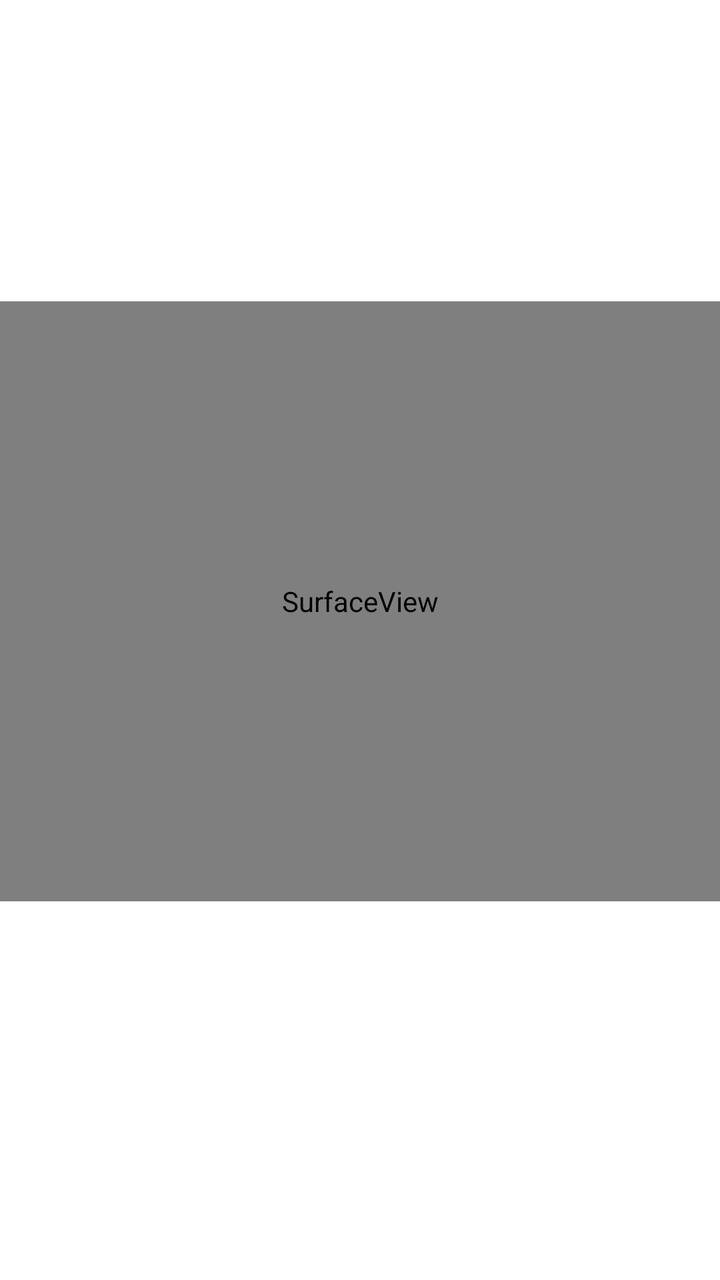
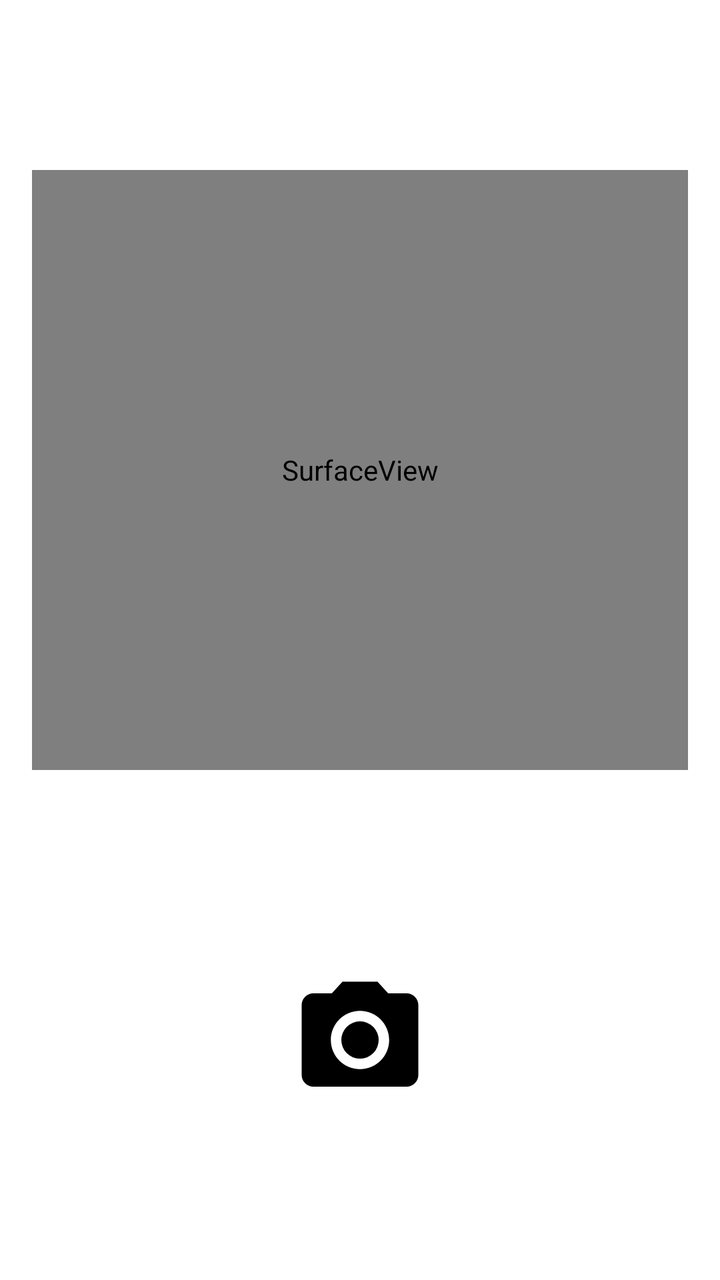

An Android layout rendered at two revisions. The XML below is the earlier revision; the diff shows what the commit changed to produce the second picture.
<!-- AndroidManifest.xml: application theme Theme.SmartCart.Light -->
<!-- res/layout/barcode_scanner.xml -->
<?xml version="1.0" encoding="utf-8"?>
<androidx.constraintlayout.widget.ConstraintLayout xmlns:android="http://schemas.android.com/apk/res/android"
    xmlns:app="http://schemas.android.com/apk/res-auto"
    xmlns:tools="http://schemas.android.com/tools"
    android:layout_width="match_parent"
    android:layout_height="match_parent">

    <SurfaceView
        android:id="@+id/camera"
        android:layout_width="match_parent"
        android:layout_height="300dp"
        app:layout_constraintBottom_toTopOf="@+id/barcodeText"
        app:layout_constraintEnd_toEndOf="parent"
        app:layout_constraintHorizontal_bias="0.0"
        app:layout_constraintStart_toStartOf="parent"
        app:layout_constraintTop_toTopOf="parent"
        app:layout_constraintVertical_bias="0.704" />

    <TextView
        android:id="@+id/barcodeText"
        android:layout_width="match_parent"
        android:layout_height="50dp"
        android:layout_marginBottom="76dp"
        app:layout_constraintBottom_toBottomOf="parent"
        app:layout_constraintEnd_toEndOf="parent"
        app:layout_constraintStart_toStartOf="parent" />

</androidx.constraintlayout.widget.ConstraintLayout>
<!-- resources referenced by this layout -->
<resources>
  <style name="Theme.SmartCart.Light" parent="Theme.MaterialComponents.Light.NoActionBar">
          <item name="android:windowBackground">@android:color/white</item>
      </style>
</resources>

<!-- the commit's change to res/layout/barcode_scanner.xml (unified diff, before → after) -->
@@ -1,28 +1,25 @@
 <?xml version="1.0" encoding="utf-8"?>
-<androidx.constraintlayout.widget.ConstraintLayout xmlns:android="http://schemas.android.com/apk/res/android"
+<LinearLayout xmlns:android="http://schemas.android.com/apk/res/android"
     xmlns:app="http://schemas.android.com/apk/res-auto"
     xmlns:tools="http://schemas.android.com/tools"
     android:layout_width="match_parent"
-    android:layout_height="match_parent">
+    android:layout_height="match_parent"
+    android:orientation="vertical"
+    android:gravity="center"
+    android:padding="16dp">
 
     <SurfaceView
         android:id="@+id/camera"
         android:layout_width="match_parent"
-        android:layout_height="300dp"
-        app:layout_constraintBottom_toTopOf="@+id/barcodeText"
-        app:layout_constraintEnd_toEndOf="parent"
-        app:layout_constraintHorizontal_bias="0.0"
-        app:layout_constraintStart_toStartOf="parent"
-        app:layout_constraintTop_toTopOf="parent"
-        app:layout_constraintVertical_bias="0.704" />
+        android:layout_height="300dp" />
 
-    <TextView
-        android:id="@+id/barcodeText"
-        android:layout_width="match_parent"
-        android:layout_height="50dp"
-        android:layout_marginBottom="76dp"
-        app:layout_constraintBottom_toBottomOf="parent"
-        app:layout_constraintEnd_toEndOf="parent"
-        app:layout_constraintStart_toStartOf="parent" />
+    <ImageButton
+        android:id="@+id/btn_scan"
+        android:layout_width="70dp"
+        android:layout_height="70dp"
+        android:background="@drawable/baseline_camera"
+        android:backgroundTint="@color/black"
 
-</androidx.constraintlayout.widget.ConstraintLayout>
+        android:layout_marginTop="100dp"
+        />
+</LinearLayout>
<!-- resource entries referenced after the edit -->
@@ -1,5 +1,14 @@
 <!-- resources referenced by this layout -->
 <resources>
+  <color name="black">#FF000000</color>
+  <!-- drawable baseline_camera (drawable) -->
+  <vector xmlns:android="http://schemas.android.com/apk/res/android" android:height="24dp" android:tint="#000000" android:viewportHeight="24" android:viewportWidth="24" android:width="24dp">
+        
+      <path android:fillColor="@android:color/white" android:pathData="M12,12m-3.2,0a3.2,3.2 0,1 1,6.4 0a3.2,3.2 0,1 1,-6.4 0"/>
+        
+      <path android:fillColor="@android:color/white" android:pathData="M9,2L7.17,4L4,4c-1.1,0 -2,0.9 -2,2v12c0,1.1 0.9,2 2,2h16c1.1,0 2,-0.9 2,-2L22,6c0,-1.1 -0.9,-2 -2,-2h-3.17L15,2L9,2zM12,17c-2.76,0 -5,-2.24 -5,-5s2.24,-5 5,-5 5,2.24 5,5 -2.24,5 -5,5z"/>
+      
+  </vector>
   <style name="Theme.SmartCart.Light" parent="Theme.MaterialComponents.Light.NoActionBar">
           <item name="android:windowBackground">@android:color/white</item>
       </style>
